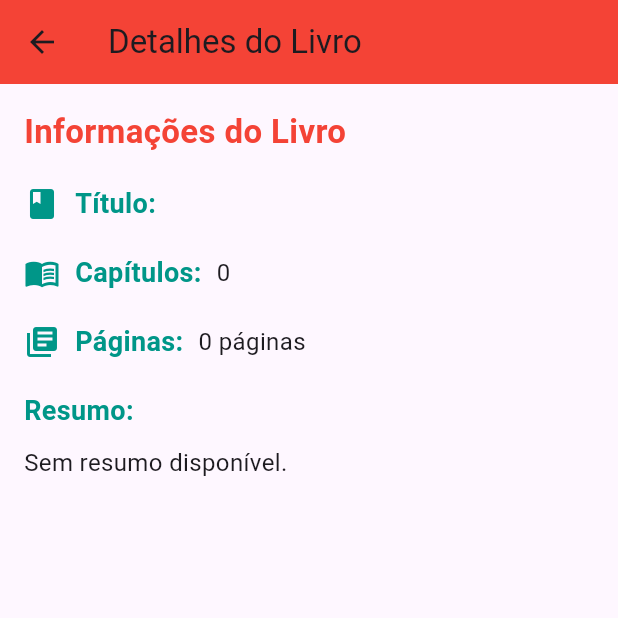
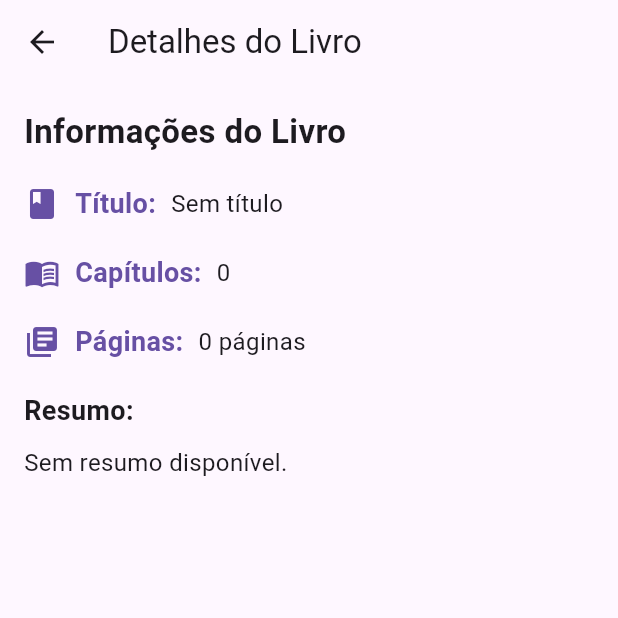
Before and after one commit to mateusscarin/appsqlite, a Flutter app: the ViewBook screen opened directly with empty values, on a phone screen of 412 x 824 dp, the top half of it. Run offline on Flutter 3.47's test engine with Material 3 defaults, Android fonts, the light colour scheme and no system bars; our stand-ins replace sqflite; accounts and stored records are empty.

Commit message:
rafac: update layout

```diff
--- a/lib/screens/ViewBooks.dart
+++ b/lib/screens/ViewBooks.dart
@@ -16,9 +16,8 @@ class _ViewBookState extends State<ViewBook> {
     return Scaffold(
       appBar: AppBar(
         title: const Text("Detalhes do Livro"),
-        backgroundColor: Colors.red, // Cor harmonizada com a paleta de cores da aplicação
       ),
-      body: Padding(
+      body: SingleChildScrollView(
         padding: const EdgeInsets.all(16.0),
         child: Column(
           crossAxisAlignment: CrossAxisAlignment.start,
@@ -27,89 +26,35 @@ class _ViewBookState extends State<ViewBook> {
               "Informações do Livro",
               style: TextStyle(
                 fontWeight: FontWeight.bold,
-                color: Colors.red, // Cor em destaque
                 fontSize: 22,
               ),
             ),
             const SizedBox(height: 20),
 
-            // Exibindo o título do livro
-            Row(
-              children: [
-                const Icon(Icons.book, color: Colors.teal), // Ícone de livro
-                const SizedBox(width: 10),
-                const Text(
-                  'Título:',
-                  style: TextStyle(
-                    fontSize: 18,
-                    fontWeight: FontWeight.w600,
-                    color: Colors.teal,
-                  ),
-                ),
-                const SizedBox(width: 10),
-                Expanded( // Expande para ocupar o espaço restante
-                  child: Text(
-                    widget.book.title ?? '',
-                    style: const TextStyle(fontSize: 16),
-                    overflow: TextOverflow.ellipsis, // Elipse se o texto for muito longo
-                  ),
-                ),
-              ],
+            InfoRow(
+              icon: Icons.book,
+              label: 'Título:',
+              value: widget.book.title ?? 'Sem título',
             ),
             const SizedBox(height: 20),
 
-            // Exibindo o número de páginas
-            Row(
-              children: [
-                const Icon(Icons.menu_book, color: Colors.teal), // Ícone de capítulos
-                const SizedBox(width: 10),
-                const Text(
-                  'Capítulos:',
-                  style: TextStyle(
-                    fontSize: 18,
-                    fontWeight: FontWeight.w600,
-                    color: Colors.teal,
-                  ),
-                ),
-                const SizedBox(width: 10),
-                Text(
-                  '${widget.book.numChapters ?? '0'}',
-                  style: const TextStyle(fontSize: 16),
-                ),
-              ],
+            InfoRow(
+              icon: Icons.menu_book,
+              label: 'Capítulos:',
+              value: '${widget.book.numChapters ?? 0}',
             ),
             const SizedBox(height: 20),
 
-            // Exibindo o número de páginas
-            Row(
-              children: [
-                const Icon(Icons.library_books, color: Colors.teal), // Ícone de páginas
-                const SizedBox(width: 10),
-                const Text(
-                  'Páginas:',
-                  style: TextStyle(
-                    fontSize: 18,
-                    fontWeight: FontWeight.w600,
-                    color: Colors.teal,
-                  ),
-                ),
-                const SizedBox(width: 10),
-                Text(
-                  '${widget.book.numPages ?? '0'} páginas',
-                  style: const TextStyle(fontSize: 16),
-                ),
-              ],
+            InfoRow(
+              icon: Icons.library_books,
+              label: 'Páginas:',
+              value: '${widget.book.numPages ?? 0} páginas',
             ),
             const SizedBox(height: 20),
 
-            // Exibindo o resumo
-            Column(
-              crossAxisAlignment: CrossAxisAlignment.start,
-              children: [
             const Text(
               'Resumo:',
               style: TextStyle(
-                    color: Colors.teal,
                 fontSize: 18,
                 fontWeight: FontWeight.w600,
               ),
@@ -122,9 +67,46 @@ class _ViewBookState extends State<ViewBook> {
             ),
           ],
         ),
-          ],
-        ),
       ),
     );
   }
 }
+
+class InfoRow extends StatelessWidget {
+  final IconData icon;
+  final String label;
+  final String value;
+
+  const InfoRow({
+    Key? key,
+    required this.icon,
+    required this.label,
+    required this.value,
+  }) : super(key: key);
+
+  @override
+  Widget build(BuildContext context) {
+    return Row(
+      children: [
+        Icon(icon, color: Theme.of(context).primaryColor),
+        const SizedBox(width: 10),
+        Text(
+          label,
+          style: TextStyle(
+            fontSize: 18,
+            fontWeight: FontWeight.w600,
+            color: Theme.of(context).primaryColor,
+          ),
+        ),
+        const SizedBox(width: 10),
+        Expanded(
+          child: Text(
+            value,
+            style: const TextStyle(fontSize: 16),
+            overflow: TextOverflow.ellipsis,
+          ),
+        ),
+      ],
+    );
+  }
+}
```
Also changed, not shown: lib/main.dart (+49 -22 lines), lib/screens/AddBook.dart (+113 -107 lines), lib/screens/EditBook.dart (+129 -79 lines). Lines whose indentation alone changed are shown as unchanged.
